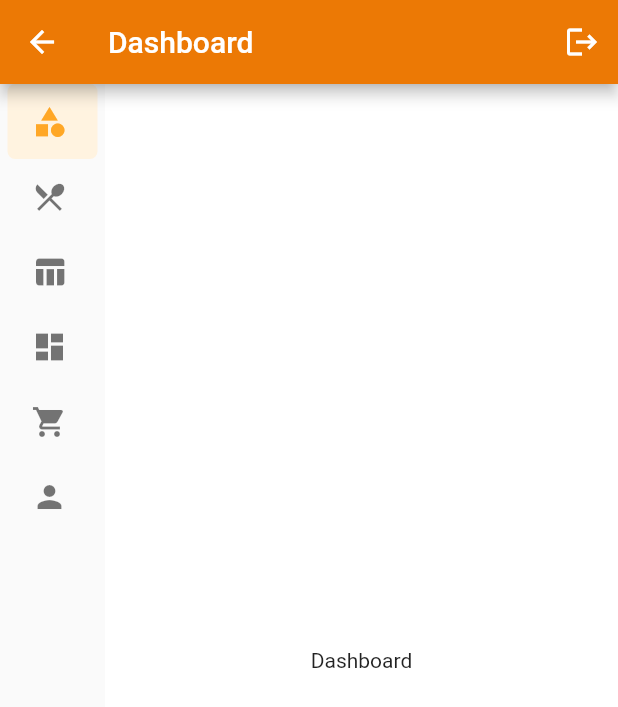
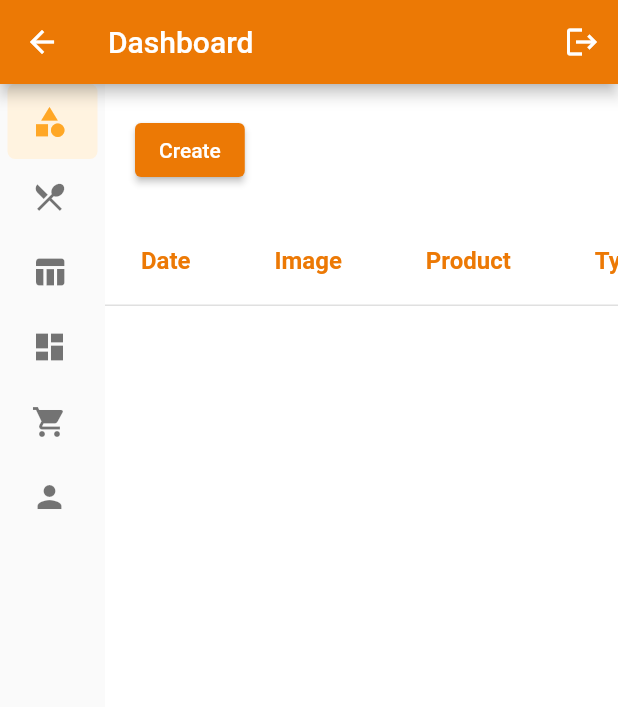
Before and after one commit to Abhu2002/neoPOS, a Flutter app: the DashboardPage screen opened by its route, swiped to page 2, on a phone screen of 412 x 824 dp. Shown: the top 707 px of the screen. Run offline on Flutter 3.47's test engine with Material 2 defaults, Android fonts, the phone set to English and light mode, and no system bars; drawn by our look-alikes of easy_sidemenu; our stand-ins replace bloc, cloud_firestore, equatable, firebase_core, flutter_bloc, flutter_svg and 1 more; missing offline and left inert: dart:html; accounts and stored records are empty; generated files the repository leaves out were written again.

Commit message:
Bloc Connection done

```diff
--- a/lib/main.dart
+++ b/lib/main.dart
@@ -9,6 +9,7 @@ import 'package:neopos/screens/category/category_page/read_category_bloc.dart';
 import 'package:neopos/screens/dashboard/dashboard_page.dart';
 import 'package:neopos/screens/login/login_bloc.dart';
 import 'package:neopos/screens/login/login_page.dart';
+import 'package:neopos/screens/products/products_page/read_products_bloc.dart';
 import 'package:neopos/screens/users/user_operations/user_create/create_user_bloc.dart';
 import 'package:neopos/screens/users/user_operations/user_delete/delete_user_bloc.dart';
 import 'package:neopos/screens/users/user_operations/user_update/update_user_bloc.dart';
@@ -63,7 +64,10 @@ class MyApp extends StatelessWidget {
         BlocProvider(create: (_) => TableBloc()),
         BlocProvider(create: (_) => TableDeletionBloc()),
         BlocProvider(create: (_) => CreateTableBloc()),
-        BlocProvider(create: (_) => TableUpdateBloc())
+        BlocProvider(create: (_) => TableUpdateBloc()),
+
+        //Bloc for Product CRUD
+        BlocProvider(create: (_) => ReadProductsBloc()),
       ],
       child: MaterialApp(
         debugShowCheckedModeBanner: false,
--- a/lib/screens/dashboard/dashboard_page.dart
+++ b/lib/screens/dashboard/dashboard_page.dart
@@ -108,6 +108,7 @@ class _DashboardPage extends State<DashboardPage> {
                     controller: pageController,
                     children: const [
                       SingleChildScrollView(child: CategoryRead()),
+                      SingleChildScrollView(child: ProductsRead()),
 
                       ///TODO Product page Pending
                       Center(
@@ -116,9 +117,7 @@ class _DashboardPage extends State<DashboardPage> {
                       SingleChildScrollView(child: TableRead()),
 
                       ///TODO DashBoard and History page pending
-                      Center(
-                        child: Text('Dashboard'),
-                      ),
+
                       Center(
                         child: Text('Order History'),
                       ),
--- a/lib/screens/products/products_page/read_products_bloc.dart
+++ b/lib/screens/products/products_page/read_products_bloc.dart
@@ -1,13 +1,37 @@
 import 'package:bloc/bloc.dart';
+import 'package:cloud_firestore/cloud_firestore.dart';
 import 'package:equatable/equatable.dart';
+import 'package:get_it/get_it.dart';
 
 part 'read_products_event.dart';
 part 'read_products_state.dart';
 
 class ReadProductsBloc extends Bloc<ReadProductsEvent, ReadProductsState> {
   ReadProductsBloc() : super(ReadProductsInitial()) {
-    on<ReadProductsEvent>((event, emit) {
-      // TODO: implement event handler
+    on<ReadInitialEvent>((event, emit) async {
+      try {
+        emit(ReadDataLoadingState());
+        List allCat = [];
+        FirebaseFirestore db = GetIt.I.get<FirebaseFirestore>();
+        await db.collection("products").get().then((value) => {
+              value.docs.forEach((element) {
+                allCat.add({
+                  "Id": element.id,
+                  "product_availability": element['product_availability'],
+                  "product_category": element['product_category'],
+                  "product_description": element['product_description'],
+                  "product_image": element['product_image'],
+                  "product_name": element['product_name'],
+                  "product_price": element['product_price'],
+                  "product_type": element['product_type'],
+                });
+              })
+            });
+        ReadLoadedDataEvent();
+        emit(ReadDataLoadedState(allCat));
+      } catch (err) {
+        emit(ReadErrorState("Error Occur :-$err"));
+      }
     });
   }
 }
--- a/lib/screens/products/products_page/read_products_event.dart
+++ b/lib/screens/products/products_page/read_products_event.dart
@@ -6,3 +6,7 @@ abstract class ReadProductsEvent extends Equatable {
   @override
   List<Object> get props => [];
 }
+
+class ReadLoadedDataEvent extends ReadProductsEvent {}
+
+class ReadInitialEvent extends ReadProductsEvent {}
--- a/lib/screens/products/products_page/read_products_page.dart
+++ b/lib/screens/products/products_page/read_products_page.dart
@@ -1,5 +1,6 @@
 import 'package:flutter/material.dart';
 import 'package:flutter_bloc/flutter_bloc.dart';
+import 'package:neopos/screens/products/products_page/read_products_bloc.dart';
 import 'package:neopos/utils/app_colors.dart';
 
 class ProductsRead extends StatefulWidget {
@@ -10,6 +11,11 @@ class ProductsRead extends StatefulWidget {
 }
 
 class _ProductsReadState extends State<ProductsRead> {
+  void initState() {
+    super.initState();
+    BlocProvider.of<ReadProductsBloc>(context).add(ReadInitialEvent());
+  }
+
   List<String> category = [
     "All",
     "Stater",
@@ -95,7 +101,12 @@ class _ProductsReadState extends State<ProductsRead> {
           ),
         ],
       ),
-      DataTable(
+      BlocBuilder<ReadProductsBloc, ReadProductsState>(
+        builder: (context, state) {
+          if (state is ReadDataLoadedState) {
+            return SizedBox(
+              width: MediaQuery.sizeOf(context).width,
+              child: DataTable(
                 showBottomBorder: true,
                 headingRowHeight: 60,
                 headingTextStyle: TextStyle(
@@ -113,8 +124,8 @@ class _ProductsReadState extends State<ProductsRead> {
                   DataColumn(label: Flexible(child: Text('Price'))),
                   DataColumn(label: Text('More Details')),
                 ],
-        rows:
-            data // Loops through dataColumnText, each iteration assigning the value to element
+                rows: state
+                    .allProducts // Loops through dataColumnText, each iteration assigning the value to element
                     .map(
                       ((element) => DataRow(
                             cells: <DataCell>[
@@ -134,7 +145,8 @@ class _ProductsReadState extends State<ProductsRead> {
                                 width: 10,
                                 decoration: BoxDecoration(
                                     borderRadius: BorderRadius.circular(5),
-                                color: (element['product_type']) == "Non-veg"
+                                    color:
+                                        (element['product_type']) == "Non-veg"
                                             ? Colors.red
                                             : Colors.green),
                               )),
@@ -162,6 +174,15 @@ class _ProductsReadState extends State<ProductsRead> {
                     )
                     .toList(),
               ),
+            );
+          } else if (state is ReadDataLoadingState) {
+            return Text("Loading");
+          } else if (state is ReadErrorState) {
+            return Text(state.errorMessage);
+          }
+          return Text("");
+        },
+      ),
     ]);
   }
 }
--- a/lib/screens/products/products_page/read_products_state.dart
+++ b/lib/screens/products/products_page/read_products_state.dart
@@ -8,3 +8,19 @@ abstract class ReadProductsState extends Equatable {
 }
 
 class ReadProductsInitial extends ReadProductsState {}
+
+class ReadDataLoadingState extends ReadProductsState {}
+
+class ReadDataLoadedState extends ReadProductsState {
+  final List allProducts;
+  const ReadDataLoadedState(this.allProducts);
+  @override
+  List<Object> get props => [allProducts];
+}
+
+class ReadErrorState extends ReadProductsState {
+  final String errorMessage;
+  const ReadErrorState(this.errorMessage);
+  @override
+  List<Object> get props => [errorMessage];
+}
```
Lines whose indentation alone changed are shown as unchanged.
